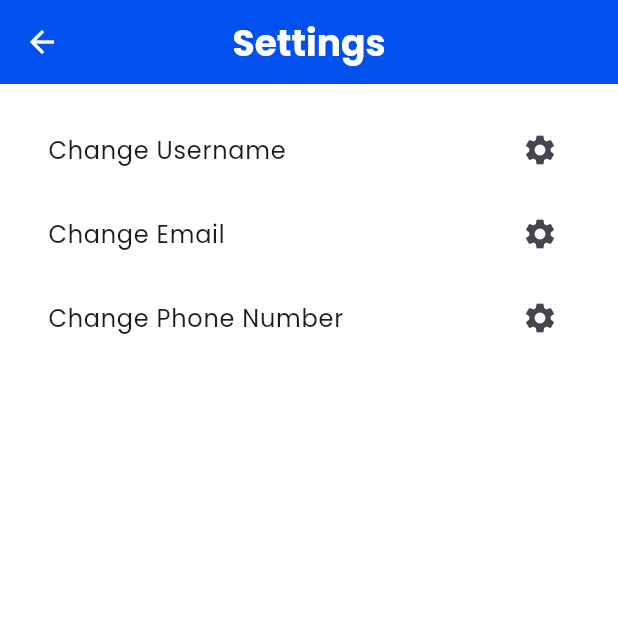
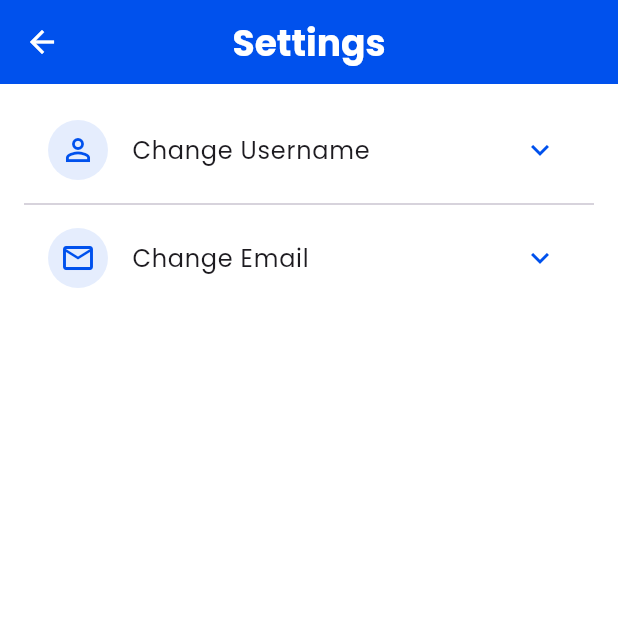
Before and after one commit to wathilaDewnaka/ridelanka-mobile-app-client, a Flutter app: the SettingsPage screen opened directly, on a phone screen of 412 x 824 dp, the top half of it. Run offline on Flutter 3.47's test engine with Material 3 defaults, Android fonts, the phone set to English and light mode, and no system bars; our stand-ins replace firebase_core; accounts and stored records are empty.

Commit message:
Updated UI components and layout

```diff
--- a/lib/src/screens/rider/settings_tab.dart
+++ b/lib/src/screens/rider/settings_tab.dart
@@ -5,9 +5,12 @@ class SettingsPage extends StatelessWidget {
 
   @override
   Widget build(BuildContext context) {
+    const Color iconColor = Color(0xFF0051ED);
+    const Color iconBackgroundColor = Color(0x1A0051ED);
+
     return Scaffold(
       appBar: AppBar(
-        backgroundColor: const Color(0xFF0051ED),
+        backgroundColor: iconColor,
         title: const Text(
           'Settings',
           style: TextStyle(
@@ -29,18 +32,22 @@ class SettingsPage extends StatelessWidget {
         child: Column(
           children: [
             ListTile(
+              leading: CircleAvatar(
+                backgroundColor: iconBackgroundColor,
+                child: Icon(Icons.person_outline, color: iconColor),
+              ),
               title: const Text('Change Username'),
-              trailing: const Icon(Icons.settings),
+              trailing: const Icon(Icons.keyboard_arrow_down, color: iconColor),
               onTap: () {},
             ),
+            const Divider(),
             ListTile(
+              leading: CircleAvatar(
+                backgroundColor: iconBackgroundColor,
+                child: Icon(Icons.email_outlined, color: iconColor),
+              ),
               title: const Text('Change Email'),
-              trailing: const Icon(Icons.settings),
-              onTap: () {},
-            ),
-            ListTile(
-              title: const Text('Change Phone Number'),
-              trailing: const Icon(Icons.settings),
+              trailing: const Icon(Icons.keyboard_arrow_down, color: iconColor),
               onTap: () {},
             ),
           ],
```
